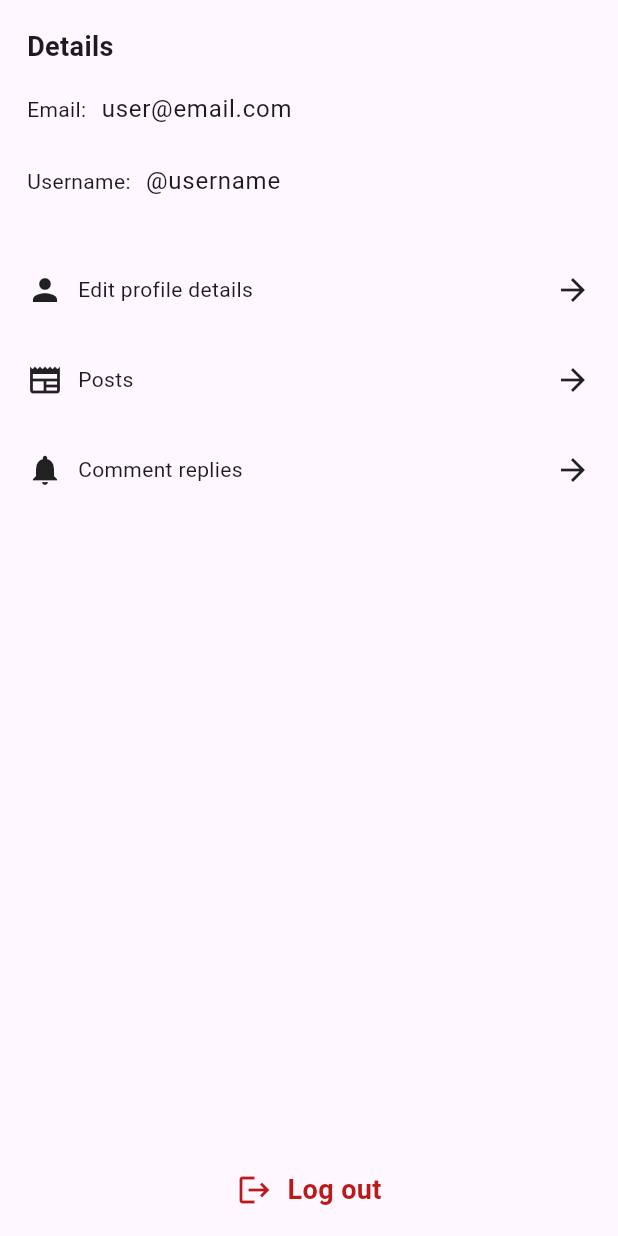
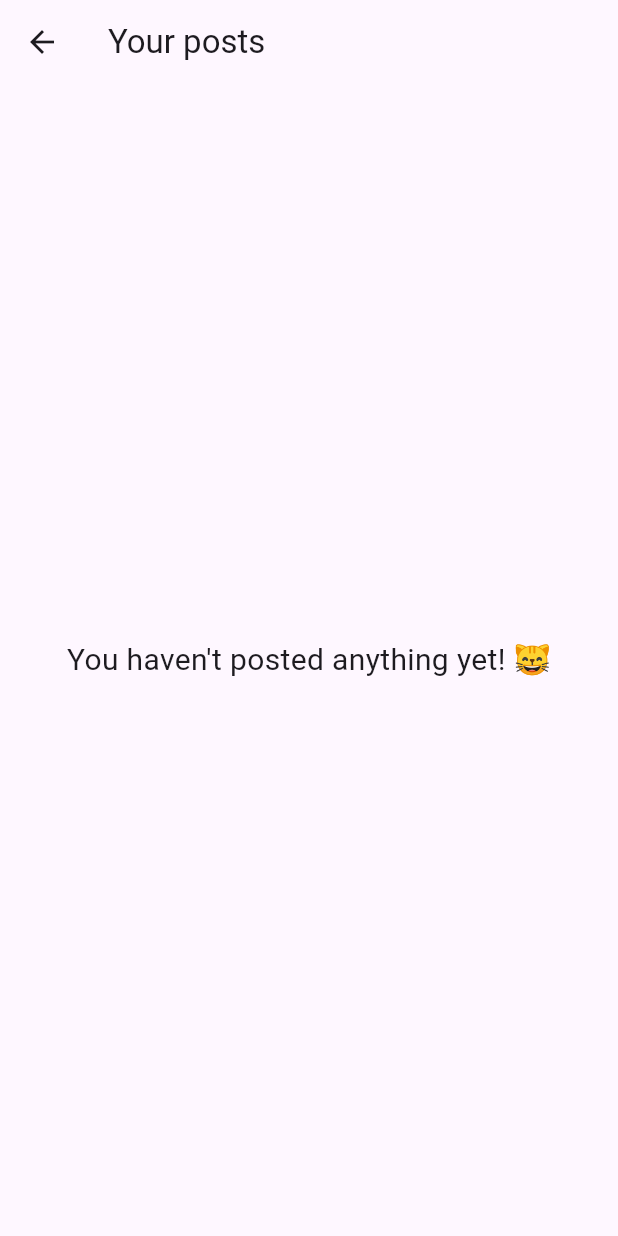
Before and after one commit to noAudio/pawfiki, a Flutter app: the UserProfile widget shown alone on an empty page, opened directly, after a tap on "Posts", on a phone screen of 412 x 824 dp. Run offline on Flutter 3.47's test engine with Material 3 defaults, Android fonts, the phone set to English and light mode, and no system bars; our stand-ins replace flutter_redux, redux.

Commit message:
Add user posts screen

```diff
--- /dev/null
+++ b/lib/screens/user_posts_screen.dart
@@ -0,0 +1,32 @@
+import 'package:flutter/material.dart';
+import 'package:flutter_redux/flutter_redux.dart';
+import 'package:pawfiki/models/app_state.dart';
+
+class UserPostsScreen extends StatelessWidget {
+  const UserPostsScreen({super.key});
+
+  @override
+  Widget build(BuildContext context) {
+    return StoreConnector<AppState, dynamic>(
+      converter: (store) => store,
+      builder: (BuildContext context, store) {
+        AppState state = store.state;
+        return Scaffold(
+          appBar: AppBar(title: Text("Your posts")),
+          body:
+              state.userPosts.isNotEmpty
+                  ? Column()
+                  : Padding(
+                    padding: const EdgeInsets.all(20),
+                    child: Center(
+                      child: Text(
+                        "You haven't posted anything yet! 😸",
+                        style: TextStyle(fontSize: 20),
+                      ),
+                    ),
+                  ),
+        );
+      },
+    );
+  }
+}
--- a/lib/screens/user_profile.dart
+++ b/lib/screens/user_profile.dart
@@ -3,6 +3,7 @@ import 'package:flutter_redux/flutter_redux.dart';
 import 'package:pawfiki/actions/index.dart';
 import 'package:pawfiki/models/app_state.dart';
 import 'package:pawfiki/screens/edit_profile_screen.dart';
+import 'package:pawfiki/screens/user_posts_screen.dart';
 
 class UserProfile extends StatelessWidget {
   const UserProfile({super.key});
@@ -69,7 +70,6 @@ class UserProfile extends StatelessWidget {
                   splashColor: Theme.of(context).colorScheme.primary,
                   hoverColor: Theme.of(context).colorScheme.primary,
                   onTap: () {
-                    // TODO: Navigate to Edit Profile Screen
                     Navigator.push(
                       context,
                       MaterialPageRoute(
@@ -98,7 +98,12 @@ class UserProfile extends StatelessWidget {
                   splashColor: Theme.of(context).colorScheme.primary,
                   hoverColor: Theme.of(context).colorScheme.primary,
                   onTap: () {
-                    // TODO: Navigate to Posts screen
+                    Navigator.push(
+                      context,
+                      MaterialPageRoute(
+                        builder: (context) => const UserPostsScreen(),
+                      ),
+                    );
                   },
                   child: Padding(
                     padding: EdgeInsets.all(18.0),
```
